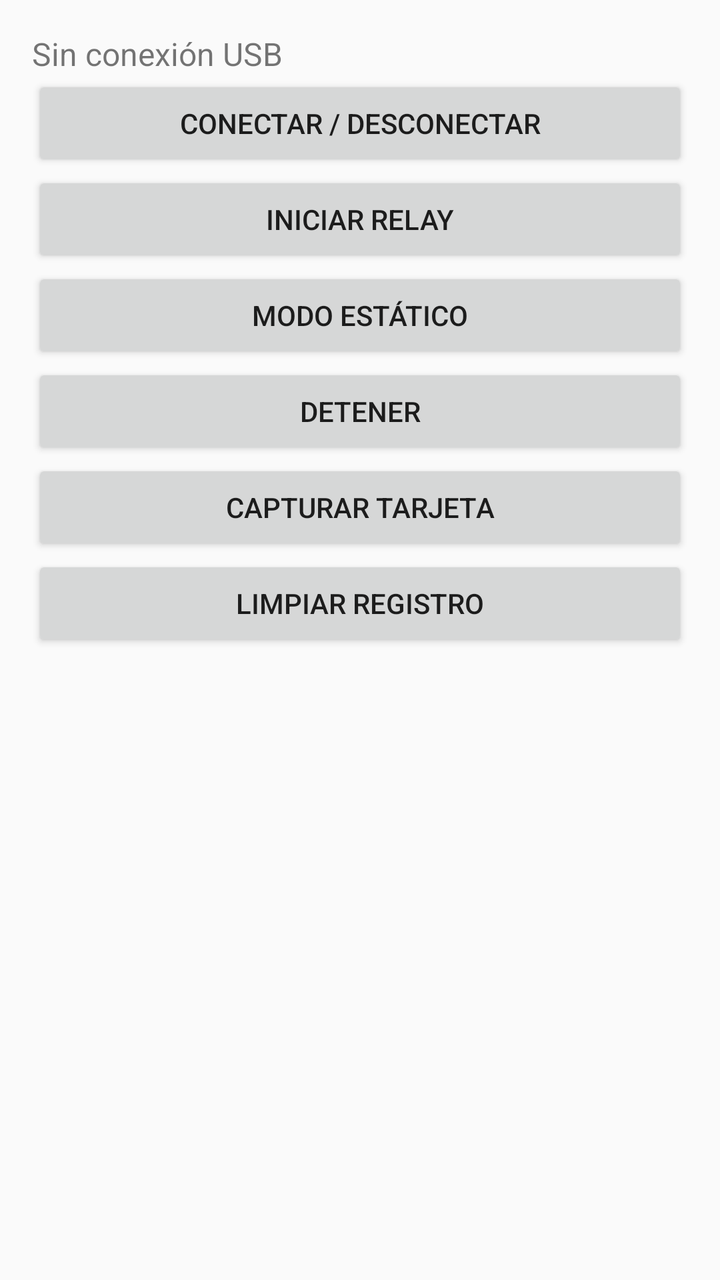
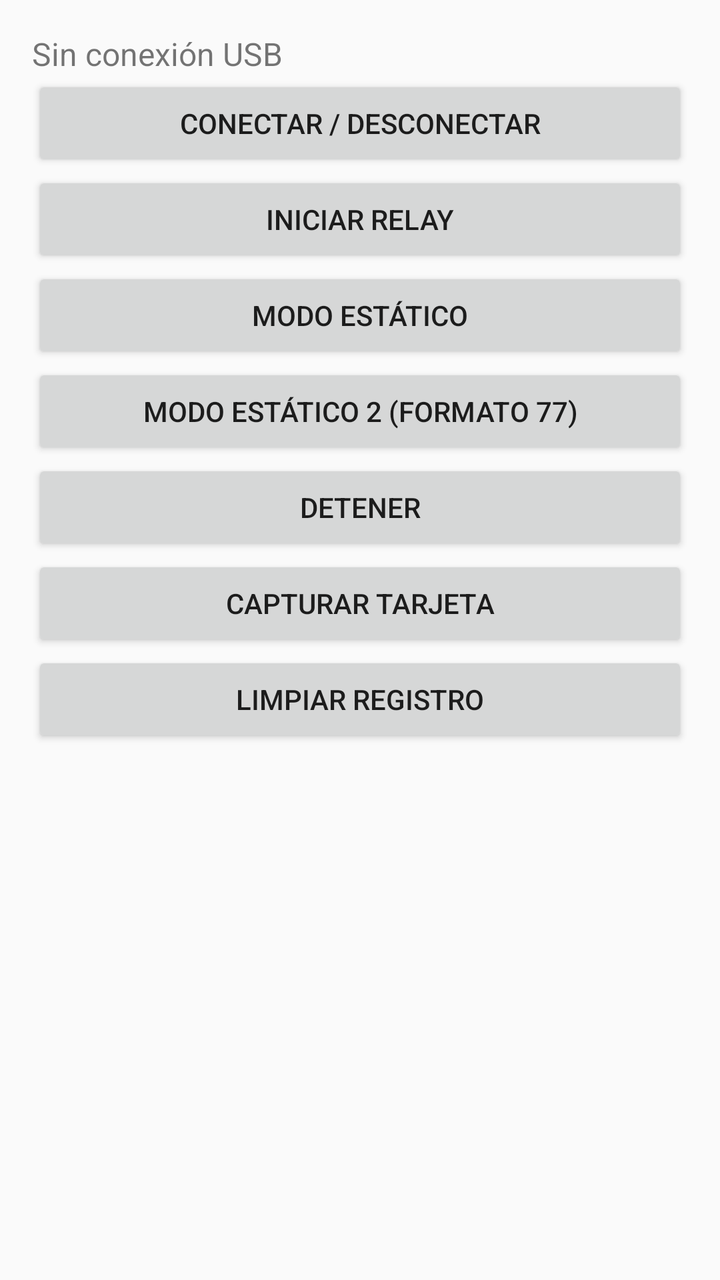

Compare the two renders of this Android layout. The source of the first and the diff that turns it into the second are given below.
<!-- AndroidManifest.xml: application theme android:Theme.Material.Light.NoActionBar -->
<!-- res/layout/activity_main.xml -->
<?xml version="1.0" encoding="utf-8"?>
<ScrollView xmlns:android="http://schemas.android.com/apk/res/android"
    android:layout_width="match_parent"
    android:layout_height="match_parent">

    <LinearLayout
        android:layout_width="match_parent"
        android:layout_height="wrap_content"
        android:orientation="vertical"
        android:padding="16dp">

        <TextView
            android:id="@+id/status"
            android:layout_width="match_parent"
            android:layout_height="wrap_content"
            android:textSize="16sp"
            android:text="Sin conexión USB" />

        <Button
            android:id="@+id/connectButton"
            android:layout_width="match_parent"
            android:layout_height="wrap_content"
            android:text="Conectar / Desconectar" />

        <Button
            android:id="@+id/relayButton"
            android:layout_width="match_parent"
            android:layout_height="wrap_content"
            android:text="Iniciar relay" />

        <Button
            android:id="@+id/estaticoButton"
            android:layout_width="match_parent"
            android:layout_height="wrap_content"
            android:text="Modo estático" />

        <Button
            android:id="@+id/stopButton"
            android:layout_width="match_parent"
            android:layout_height="wrap_content"
            android:text="Detener" />

        <Button
            android:id="@+id/firmwareButton"
            android:layout_width="match_parent"
            android:layout_height="wrap_content"
            android:text="Capturar tarjeta" />

        <Button
            android:id="@+id/clearButton"
            android:layout_width="match_parent"
            android:layout_height="wrap_content"
            android:text="Limpiar registro" />

        <TextView
            android:id="@+id/cardInfo"
            android:layout_width="match_parent"
            android:layout_height="wrap_content"
            android:paddingTop="8dp"
            android:paddingBottom="8dp"
            android:textSize="14sp" />

        <TextView
            android:id="@+id/logText"
            android:layout_width="match_parent"
            android:layout_height="wrap_content"
            android:textSize="11sp"
            android:textIsSelectable="true" />
    </LinearLayout>
</ScrollView>
<!-- resources referenced by this layout -->
<resources>

</resources>

<!-- the commit's change to res/layout/activity_main.xml (unified diff, before → after) -->
@@ -35,6 +35,12 @@
             android:text="Modo estático" />
 
         <Button
+            android:id="@+id/estatico2Button"
+            android:layout_width="match_parent"
+            android:layout_height="wrap_content"
+            android:text="Modo estático 2 (formato 77)" />
+
+        <Button
             android:id="@+id/stopButton"
             android:layout_width="match_parent"
             android:layout_height="wrap_content"
@@ -66,5 +72,6 @@
             android:layout_height="wrap_content"
             android:textSize="11sp"
             android:textIsSelectable="true" />
+
     </LinearLayout>
 </ScrollView>
